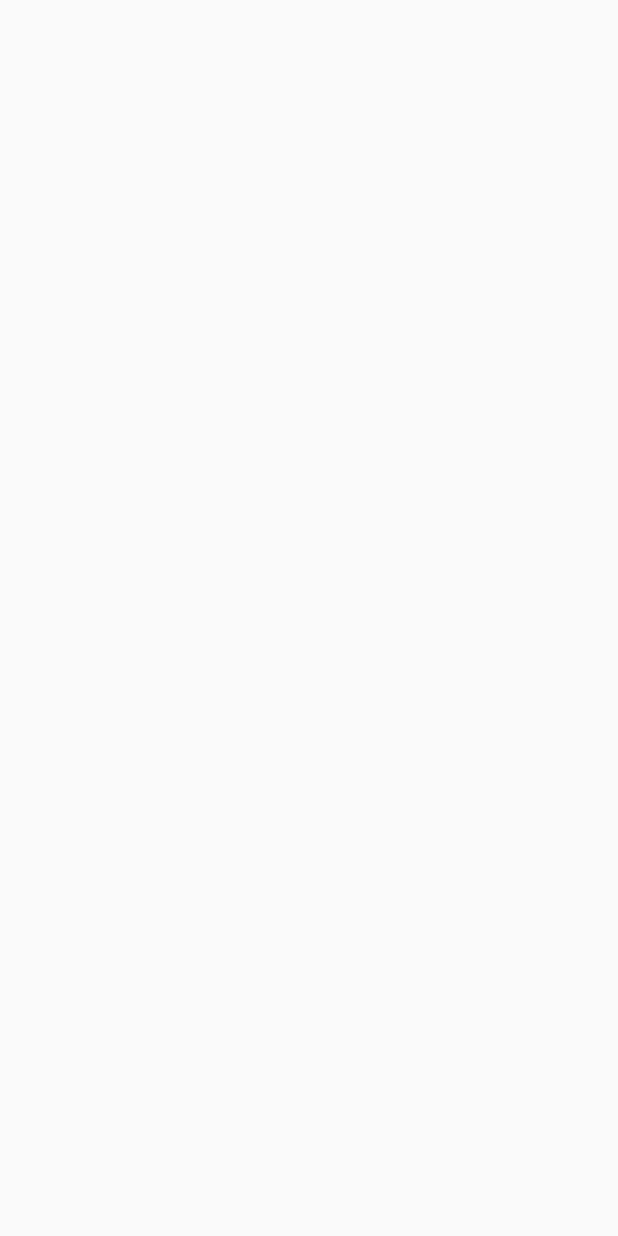
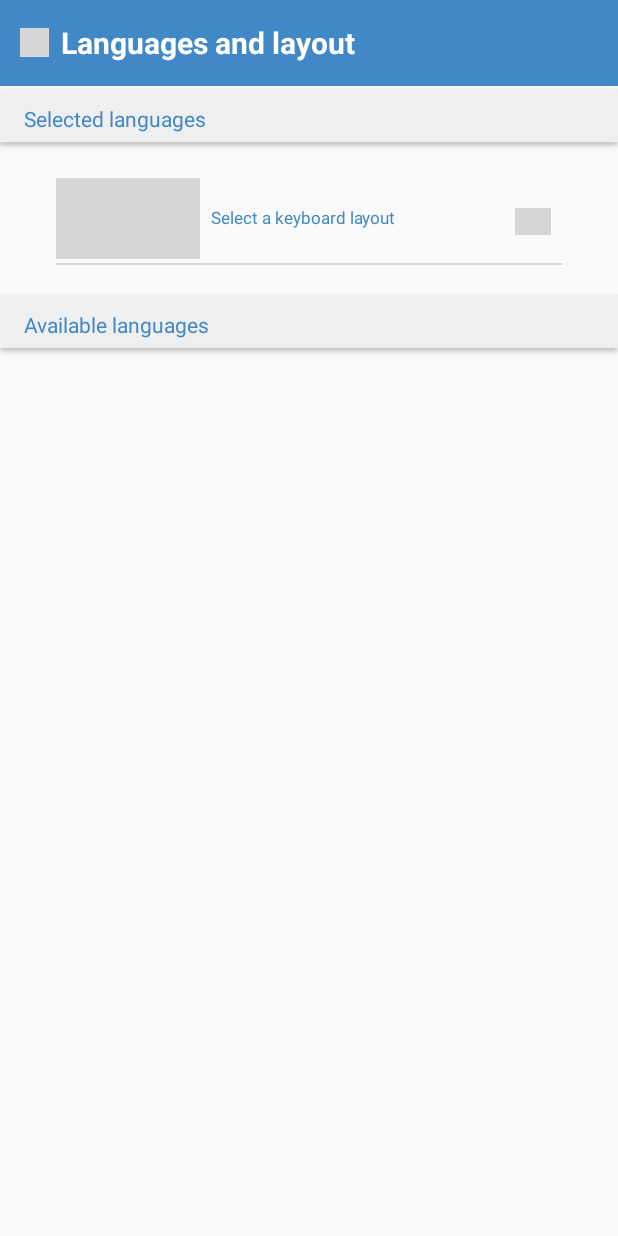
Before and after one commit to acegikey/MovingKey-Android, an Android app: the LanguageAndLayoutActivity screen opened directly, with no data from a screen before it, on a phone screen of 412 x 824 dp. Before the commit the screen is empty. Run offline under Robolectric (Android 15) with nearby library versions, the phone set to English and light mode, and no system bars; grey boxes are pictures that could not be loaded.

Commit message:
키보드 선택화면 개발 중 백업

```diff
--- a/app/src/main/java/com/movingkey/android/movingkey/activitys/LanguageAndLayoutActivity.java
+++ b/app/src/main/java/com/movingkey/android/movingkey/activitys/LanguageAndLayoutActivity.java
@@ -2,12 +2,10 @@ package com.movingkey.android.movingkey.activitys;
 
 import android.os.Bundle;
 import android.support.v7.app.AppCompatActivity;
-import android.util.Log;
+import android.widget.ListView;
 
 import com.movingkey.android.movingkey.R;
-import com.movingkey.android.movingkey.customLib.LangAndLayout;
-import com.movingkey.android.movingkey.customLib.MovingKeyLib;
-import com.movingkey.android.movingkey.customLib.MovingKeySetting;
+import com.movingkey.android.movingkey.adapters.LanguageAndLayoutListAdapter;
 
 public class LanguageAndLayoutActivity extends AppCompatActivity
 {
@@ -24,32 +22,11 @@ public class LanguageAndLayoutActivity extends AppCompatActivity
 
     void loadLanguageSettings()
     {
-        final MovingKeyLib mvlib = MovingKeyLib.getSharedObj();
+        LanguageAndLayoutListAdapter selectedLangAdapter = new LanguageAndLayoutListAdapter(LanguageAndLayoutActivity.this,true);
 
-        if (mvlib.func01_getSharedSetting() == null)
-        {
-            mvlib.func02_loadMovingKeySettingFromFileAndLoadMemory(LanguageAndLayoutActivity.this);
-        }
+        ListView selectedListView = (ListView)findViewById(R.id.listview_selected);
+        selectedListView.setAdapter(selectedLangAdapter);
 
-        MovingKeySetting curSetting = mvlib.func01_getSharedSetting();
-
-
-        if( curSetting.setting04_selectedSetGroup.size() > 0 )
-        {
-            for(int i=0; i < curSetting.setting04_selectedSetGroup.size() ; i++)
-            {
-                LangAndLayout oneLangAndLayout = curSetting.setting04_selectedSetGroup.get(i);
-
-                Log.d("HWI","언어 : "+oneLangAndLayout.language+" 레이아웃 : "+oneLangAndLayout.layout);
-
-            }
-
-
-        }
-        else
-        {
-            Log.e("HWI","문제 발생 --> 선택한 언어+레이아웃 조합이 한개도 없는 경우는 있을 수 없습니다");
-        }
     }
 
 
--- /dev/null
+++ b/app/src/main/java/com/movingkey/android/movingkey/adapters/LanguageAndLayoutListAdapter.java
@@ -0,0 +1,116 @@
+package com.movingkey.android.movingkey.adapters;
+
+import android.content.Context;
+import android.view.LayoutInflater;
+import android.view.View;
+import android.view.ViewGroup;
+import android.widget.BaseAdapter;
+
+import com.movingkey.android.movingkey.R;
+import com.movingkey.android.movingkey.customLib.LangAndLayout;
+import com.movingkey.android.movingkey.customLib.MovingKeyLib;
+import com.movingkey.android.movingkey.customLib.MovingKeySetting;
+
+import java.util.ArrayList;
+
+/**
+ * Created by iankim on 2016. 9. 5..
+ */
+public class LanguageAndLayoutListAdapter extends BaseAdapter
+{
+    private ArrayList<LangAndLayout> itemList;
+    private Context context;
+    private boolean isSelected;
+    public LanguageAndLayoutListAdapter(Context context, boolean isSelected)
+    {
+        this.context = context;
+        this.isSelected = isSelected;
+
+        final MovingKeyLib mvlib = MovingKeyLib.getSharedObj();
+
+
+        /// 무빙키 셋팅정보가 메모리가 없으면 파일에서 불러옴
+        if (mvlib.func01_getSharedSetting() == null)
+        {
+            mvlib.func02_loadMovingKeySettingFromFileAndLoadMemory(context);
+        }
+
+        MovingKeySetting curSetting = mvlib.func01_getSharedSetting();
+        this.itemList = curSetting.setting04_selectedSetGroup;
+
+
+        /// 데이터 로그를 보기 위한 부분
+        /*
+        if( curSetting.setting04_selectedSetGroup.size() > 0 )
+        {
+
+            for(int i=0; i < curSetting.setting04_selectedSetGroup.size() ; i++)
+            {
+                LangAndLayout oneLangAndLayout = curSetting.setting04_selectedSetGroup.get(i);
+                Log.d("HWI","언어 : "+oneLangAndLayout.language+" 레이아웃 : "+oneLangAndLayout.layout);
+
+            }
+
+        }
+        else
+        {
+            Log.e("HWI","문제 발생 --> 선택한 언어+레이아웃 조합이 한개도 없는 경우는 있을 수 없습니다");
+        }
+        */
+
+    }
+
+    @Override
+    public int getCount()
+    {
+        if(itemList != null)
+        {
+            return itemList.size();
+        }
+        else
+        {
+            return 0;
+        }
+
+    }
+
+    @Override
+    public Object getItem(int i)
+    {
+        if(itemList != null)
+        {
+            return itemList;
+        }
+        else
+        {
+            return null;
+        }
+    }
+
+    @Override
+    public long getItemId(int position)
+    {
+        return position;
+    }
+
+    @Override
+    public View getView(int position, View convertView, ViewGroup parent)
+    {
+
+        LayoutInflater inflater = (LayoutInflater)context.getSystemService(context.LAYOUT_INFLATER_SERVICE);
+        /// 선택된 레이아웃일 경우
+        if(isSelected)
+        {
+            convertView = inflater.inflate(R.layout.list_lang_select01,null);
+        }
+        /// 선택되지 않은 레이아웃일 경우
+        else
+        {
+            convertView = inflater.inflate(R.layout.list_lang_select02,null);
+        }
+
+
+
+        return convertView;
+    }
+}
--- a/app/src/main/java/com/movingkey/android/movingkey/customLib/MovingKeyLib.java
+++ b/app/src/main/java/com/movingkey/android/movingkey/customLib/MovingKeyLib.java
@@ -364,4 +364,7 @@ public class MovingKeyLib
         imm.showInputMethodPicker();
     }
 
+
+
+
 }
--- a/app/src/main/res/layout/activity_language_and_layout.xml
+++ b/app/src/main/res/layout/activity_language_and_layout.xml
@@ -5,5 +5,116 @@
     android:layout_width="match_parent"
     android:layout_height="match_parent"
     tools:context="com.movingkey.android.movingkey.activitys.LanguageAndLayoutActivity">
+    <RelativeLayout
+        android:id="@+id/topBar"
+        android:layout_width="match_parent"
+        android:layout_height="57dp"
+        android:background="#4188c7"
+        >
+        <ImageButton
+            android:id="@+id/topBackButton"
+            android:layout_width="19dp"
+            android:layout_height="19dp"
+            android:background="@drawable/back"
+            android:layout_marginLeft="13dp"
+            android:layout_centerVertical="true"
 
+            />
+        <TextView
+            android:layout_toRightOf="@+id/topBackButton"
+            android:layout_width="wrap_content"
+            android:layout_height="wrap_content"
+            android:layout_marginLeft="8dp"
+            android:layout_centerVertical="true"
+            android:text="Languages and layout"
+            android:textColor="#ffffff"
+            android:textStyle="bold"
+            android:textSize="20sp"
+            />
+    </RelativeLayout>
+
+
+
+    <ScrollView
+        android:layout_width="match_parent"
+        android:layout_height="match_parent"
+        android:layout_below="@id/topBar"
+        >
+        <RelativeLayout
+            android:layout_width="match_parent"
+            android:layout_height="match_parent"
+            android:id="@+id/selected_lang_group"
+            >
+
+            <RelativeLayout
+                android:id="@+id/selectedLangGroup"
+                android:layout_width="match_parent"
+                android:layout_height="43dp"
+                android:background="@drawable/rectangle"
+                >
+                <TextView
+                    android:layout_width="wrap_content"
+                    android:layout_height="wrap_content"
+                    android:layout_centerVertical="true"
+                    android:text="Selected languages"
+                    android:textColor="#4188c7"
+                    android:layout_marginLeft="16dp"
+                    android:textSize="14sp"
+                    />
+
+            </RelativeLayout>
+            <ListView
+                android:id="@+id/listview_selected"
+                android:layout_below="@+id/selectedLangGroup"
+                android:layout_width="match_parent"
+                android:layout_height="wrap_content"
+                android:paddingLeft="37dp"
+                android:paddingRight="37dp"
+                android:paddingBottom="18dp"
+                android:paddingTop="18dp"
+                android:divider="@null"
+                android:dividerHeight="0dp"
+                >
+
+            </ListView>
+            <RelativeLayout
+                android:layout_below="@+id/listview_selected"
+                android:id="@+id/availableLangGroup"
+                android:layout_width="match_parent"
+                android:layout_height="43dp"
+                android:background="@drawable/rectangle"
+                >
+                <TextView
+                    android:layout_width="wrap_content"
+                    android:layout_height="wrap_content"
+                    android:layout_centerVertical="true"
+                    android:text="Available languages"
+                    android:textColor="#4188c7"
+                    android:layout_marginLeft="16dp"
+                    android:textSize="14sp"
+                    />
+
+            </RelativeLayout>
+            <ListView
+                android:id="@+id/listview_available"
+                android:layout_below="@+id/availableLangGroup"
+                android:layout_width="match_parent"
+                android:layout_height="wrap_content"
+                android:paddingLeft="37dp"
+                android:paddingRight="37dp"
+                android:paddingBottom="18dp"
+                android:paddingTop="18dp"
+                android:divider="@null"
+                android:dividerHeight="0dp"
+                >
+
+            </ListView>
+        </RelativeLayout>
+
+
+
+
+
+
+    </ScrollView>
 </RelativeLayout>
--- /dev/null
+++ b/app/src/main/res/layout/list_lang_select01.xml
@@ -0,0 +1,60 @@
+<?xml version="1.0" encoding="utf-8"?>
+<RelativeLayout xmlns:android="http://schemas.android.com/apk/res/android"
+                android:layout_width="match_parent"
+                android:layout_height="58dp">
+    <RelativeLayout
+        android:layout_width="match_parent"
+        android:layout_height="58dp">
+        <TextView
+            android:id="@+id/textview_cur_lang_name"
+            android:layout_width="wrap_content"
+            android:layout_height="wrap_content"
+            android:textSize="17sp"
+            android:text="Arabic"
+            android:textColor="#000000"
+            />
+        <TextView
+            android:id="@+id/textview_cur_layout_name"
+            android:layout_width="wrap_content"
+            android:layout_height="wrap_content"
+            android:background="@drawable/button_bg"
+            android:textColor="#ffffff"
+            android:text="QWERTY"
+            android:textSize="9sp"
+            android:layout_alignParentBottom="true"
+            android:layout_marginBottom="4dp"
+            android:gravity="center"
+            />
+
+        <TextView
+            android:id="@+id/textview_select_keyboard_layout"
+            android:layout_width="wrap_content"
+            android:layout_height="wrap_content"
+            android:text="Select a keyboard layout"
+            android:layout_toRightOf="@+id/textview_cur_layout_name"
+            android:layout_alignBaseline="@+id/textview_cur_layout_name"
+            android:layout_marginLeft="7dp"
+            android:textColor="#4188c7"
+            android:textSize="11sp"
+            />
+
+
+        <ImageView
+            android:layout_width="24dp"
+            android:layout_height="18dp"
+            android:background="@drawable/order"
+            android:layout_centerVertical="true"
+            android:layout_alignParentRight="true"
+            android:layout_marginRight="7dp"
+            />
+
+        <RelativeLayout
+            android:layout_width="match_parent"
+            android:layout_height="1dp"
+            android:layout_alignParentBottom="true"
+            android:background="@drawable/line"
+
+
+            />
+    </RelativeLayout>
+</RelativeLayout>
```
Also changed, not shown: app/src/main/java/com/movingkey/android/movingkey/SplashActivity.java (+40 -14 lines), app/src/main/java/com/movingkey/android/movingkey/activitys/MainActivity.java (+21 -0 lines), app/src/main/java/com/movingkey/android/movingkey/customLib/MovingKeySetting.java (+97 -0 lines), app/src/main/res/layout/list_lang_select02.xml (added, +36 -0 lines).
